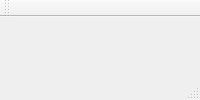
Above: C++/workspace/QtCalculator/QtCalculator/QtCalculator.ui from slendeverb/test_code before the change. Below: the same form after it.
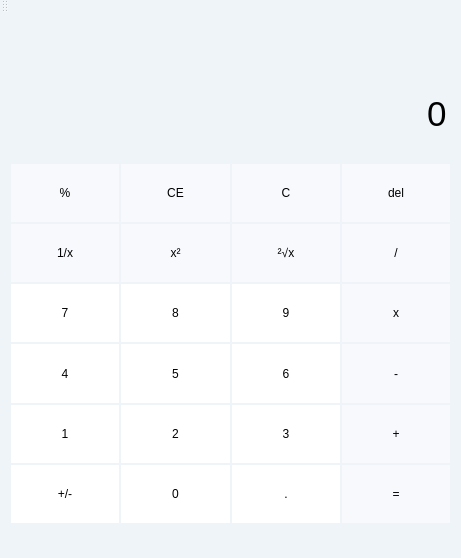
That is the form after the change.

The edit to the form file:
```diff
--- a/C++/workspace/QtCalculator/QtCalculator/QtCalculator.ui
+++ b/C++/workspace/QtCalculator/QtCalculator/QtCalculator.ui
@@ -2,332 +2,489 @@
 <ui version="4.0">
  <class>QtCalculatorClass</class>
  <widget class="QMainWindow" name="QtCalculatorClass">
+  <property name="geometry">
+   <rect>
+    <x>0</x>
+    <y>0</y>
+    <width>461</width>
+    <height>558</height>
+   </rect>
+  </property>
+  <property name="font">
+   <font>
+    <pointsize>20</pointsize>
+   </font>
+  </property>
   <property name="windowTitle">
    <string>QtCalculator</string>
   </property>
+  <property name="styleSheet">
+   <string notr="true">*
+{
+	border:none;
+	background-color:rgb(239,244,249);
+}
+
+QPushButton
+{
+	font:normal 9pt '微软雅黑';
+	background-color:rgb(247,249,252);
+}
+
+QPushButton:hover
+{
+	border:1px solid rgb(193,193,193);
+	background-color:rgb(244,246,250);
+}
+
+QPushButton#btn_num0,#btn_num1,#btn_num2,#btn_num3,#btn_num4,#btn_num5,#btn_num6,#btn_num7,#btn_num8,#btn_num9,#btn_numAddOrSub,#btn_numDot
+{
+	font:normal 12pt '微软雅黑';
+	background-color:rgb(255,255,255);
+}
+
+QPushButton#btn_num0:hover,#btn_num1:hover,#btn_num2:hover,#btn_num3:hover,#btn_num4:hover,#btn_num5:hover,#btn_num6:hover,#btn_num7:hover,#btn_num8:hover,#btn_num9:hover,#btn_numAddOrSub:hover,#btn_numDot:hover
+{
+	border:1px solid rgb(193,193,193);
+	background-color:rgb(251,252,253);
+}</string>
+  </property>
   <widget class="QWidget" name="centralWidget">
-   <widget class="QPushButton" name="pushButton">
+   <widget class="QWidget" name="layoutWidget">
     <property name="geometry">
      <rect>
       <x>0</x>
       <y>140</y>
-      <width>130</width>
-      <height>60</height>
+      <width>461</width>
+      <height>381</height>
      </rect>
     </property>
-    <property name="text">
-     <string>%</string>
-    </property>
+    <layout class="QGridLayout" name="gridLayout">
+     <property name="spacing">
+      <number>2</number>
+     </property>
+     <item row="0" column="0">
+      <widget class="QPushButton" name="pushButton">
+       <property name="sizePolicy">
+        <sizepolicy hsizetype="Preferred" vsizetype="Preferred">
+         <horstretch>0</horstretch>
+         <verstretch>0</verstretch>
+        </sizepolicy>
+       </property>
+       <property name="text">
+        <string>%</string>
+       </property>
+      </widget>
+     </item>
+     <item row="0" column="1">
+      <widget class="QPushButton" name="pushButton_12">
+       <property name="sizePolicy">
+        <sizepolicy hsizetype="Preferred" vsizetype="Preferred">
+         <horstretch>0</horstretch>
+         <verstretch>0</verstretch>
+        </sizepolicy>
+       </property>
+       <property name="text">
+        <string>CE</string>
+       </property>
+      </widget>
+     </item>
+     <item row="0" column="2">
+      <widget class="QPushButton" name="pushButton_24">
+       <property name="sizePolicy">
+        <sizepolicy hsizetype="Preferred" vsizetype="Preferred">
+         <horstretch>0</horstretch>
+         <verstretch>0</verstretch>
+        </sizepolicy>
+       </property>
+       <property name="text">
+        <string>C</string>
+       </property>
+      </widget>
+     </item>
+     <item row="0" column="3">
+      <widget class="QPushButton" name="btn_del">
+       <property name="sizePolicy">
+        <sizepolicy hsizetype="Preferred" vsizetype="Preferred">
+         <horstretch>0</horstretch>
+         <verstretch>0</verstretch>
+        </sizepolicy>
+       </property>
+       <property name="text">
+        <string>del</string>
+       </property>
+      </widget>
+     </item>
+     <item row="1" column="0">
+      <widget class="QPushButton" name="pushButton_2">
+       <property name="sizePolicy">
+        <sizepolicy hsizetype="Preferred" vsizetype="Preferred">
+         <horstretch>0</horstretch>
+         <verstretch>0</verstretch>
+        </sizepolicy>
+       </property>
+       <property name="text">
+        <string>1/x</string>
+       </property>
+       <property name="autoDefault">
+        <bool>false</bool>
+       </property>
+      </widget>
+     </item>
+     <item row="1" column="1">
+      <widget class="QPushButton" name="pushButton_8">
+       <property name="sizePolicy">
+        <sizepolicy hsizetype="Preferred" vsizetype="Preferred">
+         <horstretch>0</horstretch>
+         <verstretch>0</verstretch>
+        </sizepolicy>
+       </property>
+       <property name="text">
+        <string>x²</string>
+       </property>
+       <property name="autoDefault">
+        <bool>false</bool>
+       </property>
+      </widget>
+     </item>
+     <item row="1" column="2">
+      <widget class="QPushButton" name="pushButton_14">
+       <property name="sizePolicy">
+        <sizepolicy hsizetype="Preferred" vsizetype="Preferred">
+         <horstretch>0</horstretch>
+         <verstretch>0</verstretch>
+        </sizepolicy>
+       </property>
+       <property name="text">
+        <string>²√x</string>
+       </property>
+       <property name="autoDefault">
+        <bool>false</bool>
+       </property>
+      </widget>
+     </item>
+     <item row="1" column="3">
+      <widget class="QPushButton" name="btn_div">
+       <property name="sizePolicy">
+        <sizepolicy hsizetype="Preferred" vsizetype="Preferred">
+         <horstretch>0</horstretch>
+         <verstretch>0</verstretch>
+        </sizepolicy>
+       </property>
+       <property name="text">
+        <string>/</string>
+       </property>
+      </widget>
+     </item>
+     <item row="2" column="0">
+      <widget class="QPushButton" name="btn_num7">
+       <property name="sizePolicy">
+        <sizepolicy hsizetype="Preferred" vsizetype="Preferred">
+         <horstretch>0</horstretch>
+         <verstretch>0</verstretch>
+        </sizepolicy>
+       </property>
+       <property name="text">
+        <string>7</string>
+       </property>
+       <property name="autoDefault">
+        <bool>false</bool>
+       </property>
+      </widget>
+     </item>
+     <item row="2" column="1">
+      <widget class="QPushButton" name="btn_num8">
+       <property name="sizePolicy">
+        <sizepolicy hsizetype="Preferred" vsizetype="Preferred">
+         <horstretch>0</horstretch>
+         <verstretch>0</verstretch>
+        </sizepolicy>
+       </property>
+       <property name="text">
+        <string>8</string>
+       </property>
+       <property name="autoDefault">
+        <bool>false</bool>
+       </property>
+      </widget>
+     </item>
+     <item row="2" column="2">
+      <widget class="QPushButton" name="btn_num9">
+       <property name="sizePolicy">
+        <sizepolicy hsizetype="Preferred" vsizetype="Preferred">
+         <horstretch>0</horstretch>
+         <verstretch>0</verstretch>
+        </sizepolicy>
+       </property>
+       <property name="text">
+        <string>9</string>
+       </property>
+       <property name="autoDefault">
+        <bool>false</bool>
+       </property>
+      </widget>
+     </item>
+     <item row="2" column="3">
+      <widget class="QPushButton" name="btn_mul">
+       <property name="sizePolicy">
+        <sizepolicy hsizetype="Preferred" vsizetype="Preferred">
+         <horstretch>0</horstretch>
+         <verstretch>0</verstretch>
+        </sizepolicy>
+       </property>
+       <property name="text">
+        <string>x</string>
+       </property>
+      </widget>
+     </item>
+     <item row="3" column="0">
+      <widget class="QPushButton" name="btn_num4">
+       <property name="sizePolicy">
+        <sizepolicy hsizetype="Preferred" vsizetype="Preferred">
+         <horstretch>0</horstretch>
+         <verstretch>0</verstretch>
+        </sizepolicy>
+       </property>
+       <property name="text">
+        <string>4</string>
+       </property>
+       <property name="autoDefault">
+        <bool>false</bool>
+       </property>
+      </widget>
+     </item>
+     <item row="3" column="1">
+      <widget class="QPushButton" name="btn_num5">
+       <property name="sizePolicy">
+        <sizepolicy hsizetype="Preferred" vsizetype="Preferred">
+         <horstretch>0</horstretch>
+         <verstretch>0</verstretch>
+        </sizepolicy>
+       </property>
+       <property name="text">
+        <string>5</string>
+       </property>
+       <property name="autoDefault">
+        <bool>false</bool>
+       </property>
+      </widget>
+     </item>
+     <item row="3" column="2">
+      <widget class="QPushButton" name="btn_num6">
+       <property name="sizePolicy">
+        <sizepolicy hsizetype="Preferred" vsizetype="Preferred">
+         <horstretch>0</horstretch>
+         <verstretch>0</verstretch>
+        </sizepolicy>
+       </property>
+       <property name="text">
+        <string>6</string>
+       </property>
+       <property name="autoDefault">
+        <bool>false</bool>
+       </property>
+      </widget>
+     </item>
+     <item row="3" column="3">
+      <widget class="QPushButton" name="btn_sub">
+       <property name="sizePolicy">
+        <sizepolicy hsizetype="Preferred" vsizetype="Preferred">
+         <horstretch>0</horstretch>
+         <verstretch>0</verstretch>
+        </sizepolicy>
+       </property>
+       <property name="text">
+        <string>-</string>
+       </property>
+      </widget>
+     </item>
+     <item row="4" column="0">
+      <widget class="QPushButton" name="btn_num1">
+       <property name="sizePolicy">
+        <sizepolicy hsizetype="Preferred" vsizetype="Preferred">
+         <horstretch>0</horstretch>
+         <verstretch>0</verstretch>
+        </sizepolicy>
+       </property>
+       <property name="text">
+        <string>1</string>
+       </property>
+       <property name="autoDefault">
+        <bool>false</bool>
+       </property>
+      </widget>
+     </item>
+     <item row="4" column="1">
+      <widget class="QPushButton" name="btn_num2">
+       <property name="sizePolicy">
+        <sizepolicy hsizetype="Preferred" vsizetype="Preferred">
+         <horstretch>0</horstretch>
+         <verstretch>0</verstretch>
+        </sizepolicy>
+       </property>
+       <property name="text">
+        <string>2</string>
+       </property>
+       <property name="autoDefault">
+        <bool>false</bool>
+       </property>
+      </widget>
+     </item>
+     <item row="4" column="2">
+      <widget class="QPushButton" name="btn_num3">
+       <property name="sizePolicy">
+        <sizepolicy hsizetype="Preferred" vsizetype="Preferred">
+         <horstretch>0</horstretch>
+         <verstretch>0</verstretch>
+        </sizepolicy>
+       </property>
+       <property name="text">
+        <string>3</string>
+       </property>
+       <property name="autoDefault">
+        <bool>false</bool>
+       </property>
+      </widget>
+     </item>
+     <item row="4" column="3">
+      <widget class="QPushButton" name="btn_add">
+       <property name="sizePolicy">
+        <sizepolicy hsizetype="Preferred" vsizetype="Preferred">
+         <horstretch>0</horstretch>
+         <verstretch>0</verstretch>
+        </sizepolicy>
+       </property>
+       <property name="text">
+        <string>+</string>
+       </property>
+      </widget>
+     </item>
+     <item row="5" column="0">
+      <widget class="QPushButton" name="btn_numAddOrSub">
+       <property name="sizePolicy">
+        <sizepolicy hsizetype="Preferred" vsizetype="Preferred">
+         <horstretch>0</horstretch>
+         <verstretch>0</verstretch>
+        </sizepolicy>
+       </property>
+       <property name="text">
+        <string>+/-</string>
+       </property>
+       <property name="autoDefault">
+        <bool>false</bool>
+       </property>
+      </widget>
+     </item>
+     <item row="5" column="1">
+      <widget class="QPushButton" name="btn_num0">
+       <property name="sizePolicy">
+        <sizepolicy hsizetype="Preferred" vsizetype="Preferred">
+         <horstretch>0</horstretch>
+         <verstretch>0</verstretch>
+        </sizepolicy>
+       </property>
+       <property name="text">
+        <string>0</string>
+       </property>
+       <property name="autoDefault">
+        <bool>false</bool>
+       </property>
+      </widget>
+     </item>
+     <item row="5" column="2">
+      <widget class="QPushButton" name="btn_numDot">
+       <property name="sizePolicy">
+        <sizepolicy hsizetype="Preferred" vsizetype="Preferred">
+         <horstretch>0</horstretch>
+         <verstretch>0</verstretch>
+        </sizepolicy>
+       </property>
+       <property name="text">
+        <string>.</string>
+       </property>
+       <property name="autoDefault">
+        <bool>false</bool>
+       </property>
+      </widget>
+     </item>
+     <item row="5" column="3">
+      <widget class="QPushButton" name="btn_equal">
+       <property name="sizePolicy">
+        <sizepolicy hsizetype="Preferred" vsizetype="Preferred">
+         <horstretch>0</horstretch>
+         <verstretch>0</verstretch>
+        </sizepolicy>
+       </property>
+       <property name="text">
+        <string>=</string>
+       </property>
+      </widget>
+     </item>
+    </layout>
    </widget>
-   <widget class="QPushButton" name="pushButton_2">
+   <widget class="QWidget" name="layoutWidget">
     <property name="geometry">
      <rect>
       <x>0</x>
-      <y>200</y>
-      <width>130</width>
-      <height>60</height>
+      <y>0</y>
+      <width>461</width>
+      <height>141</height>
      </rect>
     </property>
-    <property name="text">
-     <string>1/x</string>
-    </property>
+    <layout class="QVBoxLayout" name="verticalLayout">
+     <property name="spacing">
+      <number>2</number>
+     </property>
+     <item>
+      <widget class="QLineEdit" name="lineEdit_2">
+       <property name="sizePolicy">
+        <sizepolicy hsizetype="Preferred" vsizetype="Preferred">
+         <horstretch>0</horstretch>
+         <verstretch>0</verstretch>
+        </sizepolicy>
+       </property>
+       <property name="font">
+        <font>
+         <pointsize>10</pointsize>
+        </font>
+       </property>
+       <property name="text">
+        <string/>
+       </property>
+       <property name="alignment">
+        <set>Qt::AlignRight|Qt::AlignTrailing|Qt::AlignVCenter</set>
+       </property>
+       <property name="readOnly">
+        <bool>true</bool>
+       </property>
+      </widget>
+     </item>
+     <item>
+      <widget class="QLineEdit" name="lineEdit">
+       <property name="sizePolicy">
+        <sizepolicy hsizetype="Preferred" vsizetype="Preferred">
+         <horstretch>0</horstretch>
+         <verstretch>0</verstretch>
+        </sizepolicy>
+       </property>
+       <property name="font">
+        <font>
+         <pointsize>26</pointsize>
+        </font>
+       </property>
+       <property name="text">
+        <string>0</string>
+       </property>
+       <property name="alignment">
+        <set>Qt::AlignRight|Qt::AlignTrailing|Qt::AlignVCenter</set>
+       </property>
+       <property name="readOnly">
+        <bool>true</bool>
+       </property>
+      </widget>
+     </item>
+    </layout>
    </widget>
-   <widget class="QPushButton" name="pushButton_3">
-    <property name="geometry">
-     <rect>
-      <x>0</x>
-      <y>320</y>
-      <width>130</width>
-      <height>60</height>
-     </rect>
-    </property>
-    <property name="text">
-     <string>4</string>
-    </property>
-   </widget>
-   <widget class="QPushButton" name="pushButton_4">
-    <property name="geometry">
-     <rect>
-      <x>0</x>
-      <y>260</y>
-      <width>130</width>
-      <height>60</height>
-     </rect>
-    </property>
-    <property name="text">
-     <string>7</string>
-    </property>
-   </widget>
-   <widget class="QPushButton" name="pushButton_5">
-    <property name="geometry">
-     <rect>
-      <x>0</x>
-      <y>380</y>
-      <width>130</width>
-      <height>60</height>
-     </rect>
-    </property>
-    <property name="text">
-     <string>1</string>
-    </property>
-   </widget>
-   <widget class="QPushButton" name="pushButton_6">
-    <property name="geometry">
-     <rect>
-      <x>0</x>
-      <y>440</y>
-      <width>130</width>
-      <height>60</height>
-     </rect>
-    </property>
-    <property name="text">
-     <string>+/-</string>
-    </property>
-   </widget>
-   <widget class="QPushButton" name="pushButton_7">
-    <property name="geometry">
-     <rect>
-      <x>130</x>
-      <y>380</y>
-      <width>130</width>
-      <height>60</height>
-     </rect>
-    </property>
-    <property name="text">
-     <string>2</string>
-    </property>
-   </widget>
-   <widget class="QPushButton" name="pushButton_8">
-    <property name="geometry">
-     <rect>
-      <x>130</x>
-      <y>200</y>
-      <width>130</width>
-      <height>60</height>
-     </rect>
-    </property>
-    <property name="text">
-     <string>x²</string>
-    </property>
-   </widget>
-   <widget class="QPushButton" name="pushButton_9">
-    <property name="geometry">
-     <rect>
-      <x>130</x>
-      <y>260</y>
-      <width>130</width>
-      <height>60</height>
-     </rect>
-    </property>
-    <property name="text">
-     <string>8</string>
-    </property>
-   </widget>
-   <widget class="QPushButton" name="pushButton_10">
-    <property name="geometry">
-     <rect>
-      <x>130</x>
-      <y>440</y>
-      <width>130</width>
-      <height>60</height>
-     </rect>
-    </property>
-    <property name="text">
-     <string>0</string>
-    </property>
-   </widget>
-   <widget class="QPushButton" name="pushButton_11">
-    <property name="geometry">
-     <rect>
-      <x>130</x>
-      <y>320</y>
-      <width>130</width>
-      <height>60</height>
-     </rect>
-    </property>
-    <property name="text">
-     <string>5</string>
-    </property>
-   </widget>
-   <widget class="QPushButton" name="pushButton_12">
-    <property name="geometry">
-     <rect>
-      <x>130</x>
-      <y>140</y>
-      <width>130</width>
-      <height>60</height>
-     </rect>
-    </property>
-    <property name="text">
-     <string>CE</string>
-    </property>
-   </widget>
-   <widget class="QPushButton" name="pushButton_13">
-    <property name="geometry">
-     <rect>
-      <x>390</x>
-      <y>440</y>
-      <width>130</width>
-      <height>60</height>
-     </rect>
-    </property>
-    <property name="text">
-     <string>=</string>
-    </property>
-   </widget>
-   <widget class="QPushButton" name="pushButton_14">
-    <property name="geometry">
-     <rect>
-      <x>260</x>
-      <y>200</y>
-      <width>130</width>
-      <height>60</height>
-     </rect>
-    </property>
-    <property name="text">
-     <string>²√x</string>
-    </property>
-   </widget>
-   <widget class="QPushButton" name="pushButton_15">
-    <property name="geometry">
-     <rect>
-      <x>260</x>
-      <y>260</y>
-      <width>130</width>
-      <height>60</height>
-     </rect>
-    </property>
-    <property name="text">
-     <string>9</string>
-    </property>
-   </widget>
-   <widget class="QPushButton" name="pushButton_16">
-    <property name="geometry">
-     <rect>
-      <x>390</x>
-      <y>200</y>
-      <width>130</width>
-      <height>60</height>
-     </rect>
-    </property>
-    <property name="text">
-     <string>÷</string>
-    </property>
-   </widget>
-   <widget class="QPushButton" name="pushButton_17">
-    <property name="geometry">
-     <rect>
-      <x>390</x>
-      <y>140</y>
-      <width>130</width>
-      <height>60</height>
-     </rect>
-    </property>
-    <property name="text">
-     <string>Backspace</string>
-    </property>
-   </widget>
-   <widget class="QPushButton" name="pushButton_18">
-    <property name="geometry">
-     <rect>
-      <x>260</x>
-      <y>440</y>
-      <width>130</width>
-      <height>60</height>
-     </rect>
-    </property>
-    <property name="text">
-     <string>.</string>
-    </property>
-   </widget>
-   <widget class="QPushButton" name="pushButton_19">
-    <property name="geometry">
-     <rect>
-      <x>260</x>
-      <y>320</y>
-      <width>130</width>
-      <height>60</height>
-     </rect>
-    </property>
-    <property name="text">
-     <string>6</string>
-    </property>
-   </widget>
-   <widget class="QPushButton" name="pushButton_20">
-    <property name="geometry">
-     <rect>
-      <x>390</x>
-      <y>380</y>
-      <width>130</width>
-      <height>60</height>
-     </rect>
-    </property>
-    <property name="text">
-     <string>+</string>
-    </property>
-   </widget>
-   <widget class="QPushButton" name="pushButton_21">
-    <property name="geometry">
-     <rect>
-      <x>390</x>
-      <y>260</y>
-      <width>130</width>
-      <height>60</height>
-     </rect>
-    </property>
-    <property name="text">
-     <string>×</string>
-    </property>
-   </widget>
-   <widget class="QPushButton" name="pushButton_22">
-    <property name="geometry">
-     <rect>
-      <x>390</x>
-      <y>320</y>
-      <width>130</width>
-      <height>60</height>
-     </rect>
-    </property>
-    <property name="text">
-     <string>-</string>
-    </property>
-   </widget>
-   <widget class="QPushButton" name="pushButton_23">
-    <property name="geometry">
-     <rect>
-      <x>260</x>
-      <y>380</y>
-      <width>130</width>
-      <height>60</height>
-     </rect>
-    </property>
-    <property name="text">
-     <string>3</string>
-    </property>
-   </widget>
-   <widget class="QPushButton" name="pushButton_24">
-    <property name="geometry">
-     <rect>
-      <x>260</x>
-      <y>140</y>
-      <width>130</width>
-      <height>60</height>
-     </rect>
-    </property>
-    <property name="text">
-     <string>C</string>
-    </property>
-   </widget>
-  </widget>
-  <widget class="QMenuBar" name="menuBar">
-   <property name="geometry">
-    <rect>
-     <x>0</x>
-     <y>0</y>
-     <width>530</width>
-     <height>26</height>
-    </rect>
-   </property>
   </widget>
   <widget class="QToolBar" name="mainToolBar">
    <attribute name="toolBarArea">
```
